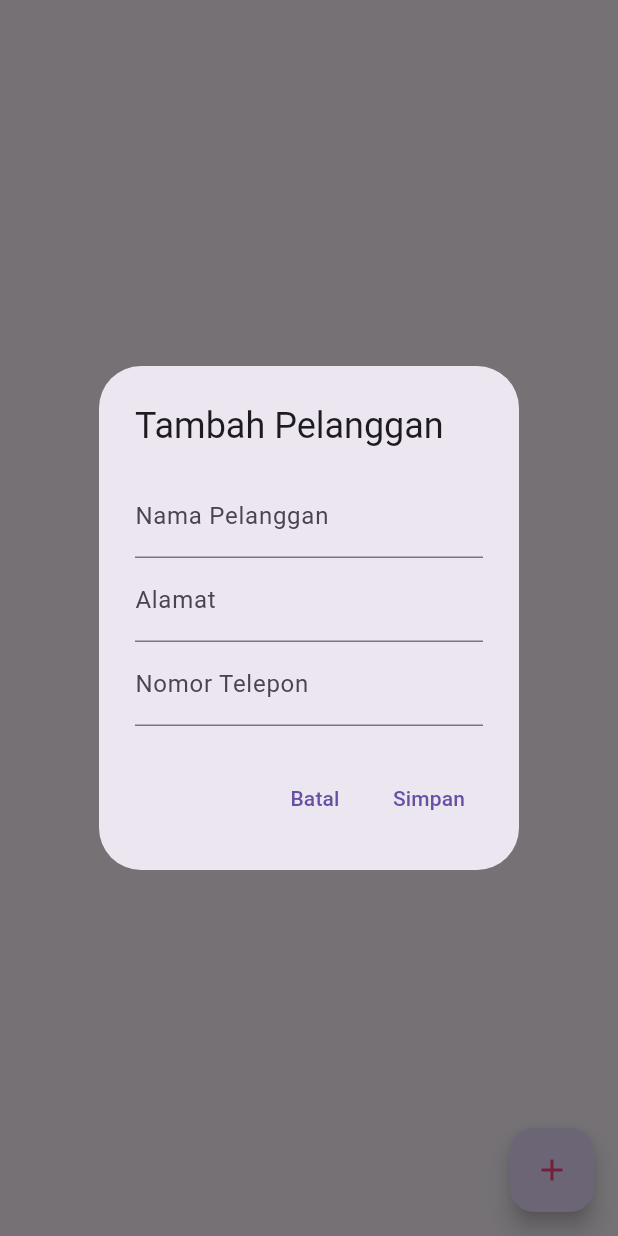
After one commit to Amelia030607/pl2_kasirr, a Flutter app: the PelangganScreen screen opened directly, after a tap on the "add" icon, on a phone screen of 412 x 824 dp. The commit adds this screen. Run offline on Flutter 3.47's test engine with Material 3 defaults, Android fonts, the phone set to English and light mode, and no system bars; our stand-ins replace supabase_flutter; accounts and stored records are empty.

Commit message:
third_commit

```diff
--- /dev/null
+++ b/lib/pelanggan.dart
@@ -0,0 +1,218 @@
+import 'package:flutter/material.dart';
+import 'package:supabase_flutter/supabase_flutter.dart';
+
+class PelangganScreen extends StatefulWidget {
+  const PelangganScreen({Key? key}) : super(key: key);
+
+  @override
+  State<PelangganScreen> createState() => _PelangganScreenState();
+}
+
+class _PelangganScreenState extends State<PelangganScreen> {
+  final SupabaseClient supabase = Supabase.instance.client;
+  List<Map<String, dynamic>> pelanggan = [];
+  bool isLoading = true;
+
+  @override
+  void initState() {
+    super.initState();
+    _fetchPelanggan();
+  }
+
+  Future<void> _fetchPelanggan() async {
+    try {
+      final response = await supabase.from('pelanggan').select();
+      setState(() {
+        pelanggan = List<Map<String, dynamic>>.from(response);
+        isLoading = false;
+      });
+    } catch (e) {
+      _showError('Terjadi kesalahan saat mengambil data pelanggan: $e');
+    }
+  }
+
+  Future<void> _addPelanggan(String nama, String alamat, String nomorTelepon) async {
+    try {
+      final response = await supabase.from('pelanggan').insert({
+        'nama_pelanggan': nama,
+        'alamat': alamat,
+        'nomor_telepon': nomorTelepon,
+      }).select();
+
+      if (response != null && response.isNotEmpty) {
+        setState(() {
+          pelanggan.add(response.first);
+        });
+      }
+    } catch (e) {
+      _showError('Gagal menambahkan pelanggan: $e');
+    }
+  }
+
+  Future<void> _editPelanggan(int id, String nama, String alamat, String nomorTelepon) async {
+    try {
+      final response = await supabase.from('pelanggan').update({
+        'nama_pelanggan': nama,
+        'alamat': alamat,
+        'nomor_telepon': nomorTelepon,
+      }).eq('pelangganID', id).select();
+
+      if (response != null && response.isNotEmpty) {
+        setState(() {
+          final index = pelanggan.indexWhere((item) => item['pelangganID'] == id);
+          if (index != -1) {
+            pelanggan[index] = response.first;
+          }
+        });
+      }
+    } catch (e) {
+      _showError('Gagal mengedit pelanggan: $e');
+    }
+  }
+
+  Future<void> _deletePelanggan(int id) async {
+    try {
+      await supabase.from('pelanggan').delete().eq('pelangganID', id);
+      setState(() {
+        pelanggan.removeWhere((item) => item['pelangganID'] == id);
+      });
+    } catch (e) {
+      _showError('Gagal menghapus pelanggan: $e');
+    }
+  }
+
+  void _showError(String message) {
+    ScaffoldMessenger.of(context).showSnackBar(
+      SnackBar(content: Text(message)),
+    );
+  }
+
+  void _showAddPelangganDialog({Map<String, dynamic>? pelangganData}) {
+    final TextEditingController namaController = TextEditingController(
+        text: pelangganData != null ? pelangganData['nama_pelanggan'] : '');
+    final TextEditingController alamatController = TextEditingController(
+        text: pelangganData != null ? pelangganData['alamat'] : '');
+    final TextEditingController nomorTeleponController = TextEditingController(
+        text: pelangganData != null ? pelangganData['nomor_telepon'] : '');
+
+    showDialog(
+      context: context,
+      builder: (BuildContext context) {
+        return AlertDialog(
+          title: Text(pelangganData == null ? 'Tambah Pelanggan' : 'Edit Pelanggan'),
+          content: Column(
+            mainAxisSize: MainAxisSize.min,
+            children: [
+              TextField(
+                controller: namaController,
+                decoration: const InputDecoration(labelText: 'Nama Pelanggan'),
+              ),
+              TextField(
+                controller: alamatController,
+                decoration: const InputDecoration(labelText: 'Alamat'),
+              ),
+              TextField(
+                controller: nomorTeleponController,
+                decoration: const InputDecoration(labelText: 'Nomor Telepon'),
+                keyboardType: TextInputType.phone,
+              ),
+            ],
+          ),
+          actions: [
+            TextButton(
+              onPressed: () {
+                Navigator.of(context).pop();
+              },
+              child: const Text('Batal'),
+            ),
+            TextButton(
+              onPressed: () {
+                final String nama = namaController.text;
+                final String alamat = alamatController.text;
+                final String nomorTelepon = nomorTeleponController.text;
+
+                if (nama.isNotEmpty && alamat.isNotEmpty && nomorTelepon.isNotEmpty) {
+                  if (pelangganData == null) {
+                    _addPelanggan(nama, alamat, nomorTelepon);
+                  } else {
+                    _editPelanggan(pelangganData['pelangganID'], nama, alamat, nomorTelepon);
+                  }
+                  Navigator.of(context).pop();
+                } else {
+                  _showError('Mohon isi semua data dengan benar.');
+                }
+              },
+              child: const Text('Simpan'),
+            ),
+          ],
+        );
+      },
+    );
+  }
+
+  @override
+  Widget build(BuildContext context) {
+    return Scaffold(
+      // appBar: AppBar(
+      //   title: const Text('Data Pelanggan', style: TextStyle(color: Colors.white)),
+      //   backgroundColor: Color.fromARGB(209, 248, 141, 200),
+      //   centerTitle: true,
+      // ),
+      body: isLoading
+          ? const Center(
+              child: CircularProgressIndicator(),
+            )
+          : pelanggan.isEmpty
+              ? const Center(
+                  child: Text(
+                    'Tidak ada pelanggan!',
+                    style: TextStyle(fontSize: 18, fontWeight: FontWeight.bold),
+                  ),
+                )
+              : ListView.builder(
+                  padding: const EdgeInsets.all(16),
+                  itemCount: pelanggan.length,
+                  itemBuilder: (context, index) {
+                    final item = pelanggan[index];
+                    return Card(
+                      elevation: 4,
+                      margin: const EdgeInsets.symmetric(vertical: 8),
+                      shape: RoundedRectangleBorder(
+                        borderRadius: BorderRadius.circular(10),
+                      ),
+                      child: ListTile(
+                        title: Text(
+                          item['nama_pelanggan'] ?? 'Unknown',
+                          style: const TextStyle(fontWeight: FontWeight.bold),
+                        ),
+                        subtitle: Column(
+                          crossAxisAlignment: CrossAxisAlignment.start,
+                          children: [
+                            Text('Alamat: ${item['alamat']}'),
+                            Text('Nomor Telepon: ${item['nomor_telepon']}'),
+                          ],
+                        ),
+                        trailing: Row(
+                          mainAxisSize: MainAxisSize.min,
+                          children: [
+                            IconButton(
+                              icon: const Icon(Icons.edit, color: Color.fromARGB(255, 163, 208, 245)),
+                              onPressed: () => _showAddPelangganDialog(pelangganData: item),
+                            ),
+                            IconButton(
+                              icon: const Icon(Icons.delete, color: Colors.red),
+                              onPressed: () => _deletePelanggan(item['pelangganID']),
+                            ),
+                          ],
+                        ),
+                      ),
+                    );
+                  },
+                ),
+      floatingActionButton: FloatingActionButton(
+        onPressed: () => _showAddPelangganDialog(),
+        child: const Icon(Icons.add, color: Colors.pinkAccent),
+      ),
+    );
+  }
+}
```
Also changed, not shown: lib/home.dart (+5 -20 lines), lib/transaksi.dart (+174 -130 lines).
